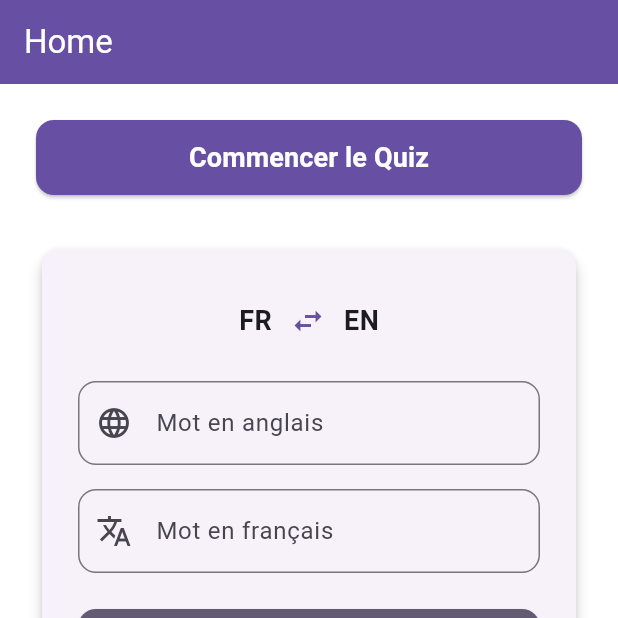
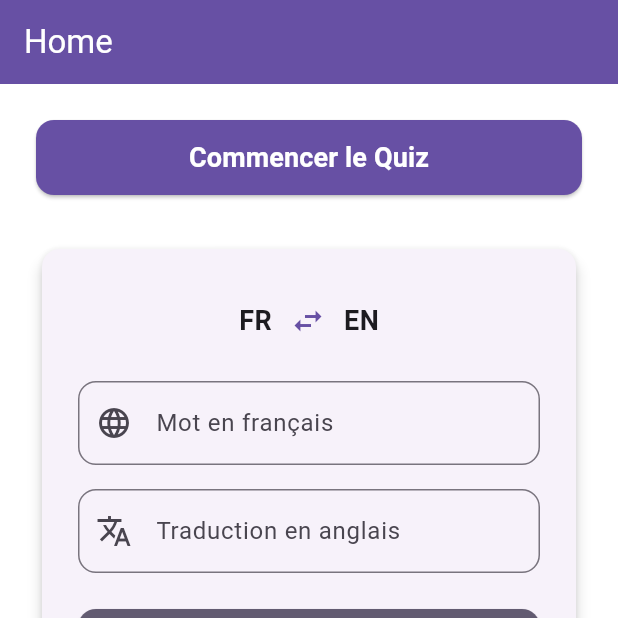
Before and after one commit to MatthieuFranques/LearnLanguage, a Flutter app: the screen it shows after launch, after a tap on the "swap horiz" icon, on a phone screen of 412 x 824 dp, the top half of it. Run offline on Flutter 3.47's test engine with Material 3 defaults, Android fonts, the light colour scheme and no system bars; our stand-ins replace flutter_local_notifications, image_picker; missing offline and left inert: google_mlkit_text_recognition.

Commit message:
Fix : error home page

```diff
--- a/learn_language/lib/homePage.dart
+++ b/learn_language/lib/homePage.dart
@@ -114,11 +114,19 @@ class _HomePageState extends State<HomePage> {
   }
 
   void _toggleDirection() {
+    _englishController.removeListener(_onEnglishChanged);
+    _frenchController.removeListener(_onFrenchChanged);
+
     setState(() {
       isEnglishToFrench = !isEnglishToFrench;
-      _englishController.clear();
-      _frenchController.clear();
+
+      final temp = _englishController.text;
+      _englishController.text = _frenchController.text;
+      _frenchController.text = temp;
     });
+
+    _englishController.addListener(_onEnglishChanged);
+    _frenchController.addListener(_onFrenchChanged);
   }
 
   @override
@@ -198,11 +206,13 @@ class _HomePageState extends State<HomePage> {
                     ),
                     const SizedBox(height: 16),
                     TextField(
-                      controller: _englishController,
+                      controller: isEnglishToFrench
+                          ? _englishController
+                          : _frenchController,
                       decoration: InputDecoration(
                         labelText: isEnglishToFrench
                             ? 'Mot en anglais'
-                            : 'Mot en anglais',
+                            : 'Mot en français',
                         border: OutlineInputBorder(
                           borderRadius: BorderRadius.circular(12),
                         ),
@@ -212,15 +222,18 @@ class _HomePageState extends State<HomePage> {
                         ),
                         prefixIcon: const Icon(Icons.language),
                       ),
-                      readOnly: !isEnglishToFrench,
+                      readOnly: false,
                     ),
                     const SizedBox(height: 16),
+                    // Champ résultat en bas
                     TextField(
-                      controller: _frenchController,
+                      controller: isEnglishToFrench
+                          ? _frenchController
+                          : _englishController,
                       decoration: InputDecoration(
                         labelText: isEnglishToFrench
                             ? 'Traduction en français'
-                            : 'Mot en français',
+                            : 'Traduction en anglais',
                         border: OutlineInputBorder(
                           borderRadius: BorderRadius.circular(12),
                         ),
@@ -230,7 +243,7 @@ class _HomePageState extends State<HomePage> {
                         ),
                         prefixIcon: const Icon(Icons.translate),
                       ),
-                      readOnly: isEnglishToFrench,
+                      readOnly: true,
                     ),
                     const SizedBox(height: 24),
                     SizedBox(
```
